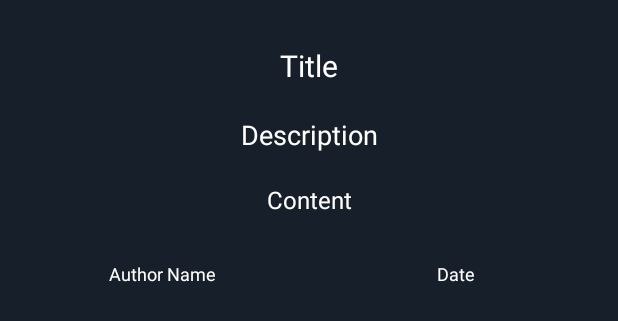
After one commit to kayamustafa33/BusinessLife, an Android app: the layout activity_show_news.xml on its own in the app's theme, with its tools: preview values and no code run, on a phone screen of 412 x 824 dp. The commit adds this screen. Shown: the top 321 px of the screen. Run offline under Robolectric (Android 15) with nearby library versions, the phone set to English and light mode, and no system bars; network calls fail.

Commit message:
Added new activity for showing news

```diff
--- a/app/src/main/AndroidManifest.xml
+++ b/app/src/main/AndroidManifest.xml
@@ -2,7 +2,7 @@
 <manifest xmlns:android="http://schemas.android.com/apk/res/android"
     xmlns:tools="http://schemas.android.com/tools">
 
-    <uses-permission android:name="android.permission.INTERNET"/>
+    <uses-permission android:name="android.permission.INTERNET" />
 
     <application
         android:allowBackup="true"
@@ -15,6 +15,9 @@
         android:theme="@style/Theme.BusinessLife"
         tools:targetApi="31">
         <activity
+            android:name=".view.ShowNewsActivity"
+            android:exported="false" />
+        <activity
             android:name=".view.MainActivity"
             android:exported="true">
             <intent-filter>
--- a/app/src/main/java/com/mobile/businesslife/fragments/CryptoFragment.kt
+++ b/app/src/main/java/com/mobile/businesslife/fragments/main/CryptoFragment.kt
@@ -1,4 +1,4 @@
-package com.mobile.businesslife.fragments
+package com.mobile.businesslife.fragments.main
 
 import android.os.Bundle
 import androidx.fragment.app.Fragment
@@ -6,7 +6,6 @@ import android.view.LayoutInflater
 import android.view.View
 import android.view.ViewGroup
 import androidx.recyclerview.widget.GridLayoutManager
-import com.mobile.businesslife.R
 import com.mobile.businesslife.adapter.cryptoAdapter.CryptoAdapter
 import com.mobile.businesslife.databinding.FragmentCryptoBinding
 import com.mobile.businesslife.model.crypto.CryptoModelItem
--- a/app/src/main/java/com/mobile/businesslife/fragments/EverythingFragment.kt
+++ b/app/src/main/java/com/mobile/businesslife/fragments/main/EverythingFragment.kt
@@ -1,4 +1,4 @@
-package com.mobile.businesslife.fragments
+package com.mobile.businesslife.fragments.main
 
 import android.os.Bundle
 import androidx.fragment.app.Fragment
--- a/app/src/main/java/com/mobile/businesslife/fragments/TopHeadlinesFragment.kt
+++ b/app/src/main/java/com/mobile/businesslife/fragments/main/TopHeadlinesFragment.kt
@@ -1,4 +1,4 @@
-package com.mobile.businesslife.fragments
+package com.mobile.businesslife.fragments.main
 
 import android.os.Bundle
 import androidx.fragment.app.Fragment
--- a/app/src/main/java/com/mobile/businesslife/view/MainActivity.kt
+++ b/app/src/main/java/com/mobile/businesslife/view/MainActivity.kt
@@ -5,9 +5,9 @@ import android.os.Bundle
 import androidx.fragment.app.Fragment
 import com.mobile.businesslife.R
 import com.mobile.businesslife.databinding.ActivityMainBinding
-import com.mobile.businesslife.fragments.CryptoFragment
-import com.mobile.businesslife.fragments.EverythingFragment
-import com.mobile.businesslife.fragments.TopHeadlinesFragment
+import com.mobile.businesslife.fragments.main.CryptoFragment
+import com.mobile.businesslife.fragments.main.EverythingFragment
+import com.mobile.businesslife.fragments.main.TopHeadlinesFragment
 
 class MainActivity : AppCompatActivity() {
 
--- /dev/null
+++ b/app/src/main/res/layout/activity_show_news.xml
@@ -0,0 +1,81 @@
+<?xml version="1.0" encoding="utf-8"?>
+<LinearLayout
+    android:orientation="vertical"
+    xmlns:android="http://schemas.android.com/apk/res/android"
+    xmlns:tools="http://schemas.android.com/tools"
+    android:layout_width="match_parent"
+    android:layout_height="match_parent"
+    android:background="@color/darkBlack"
+    tools:context=".view.ShowNewsActivity">
+
+    <ImageView
+        android:id="@+id/showNewsImage"
+        android:layout_width="match_parent"
+        android:layout_height="wrap_content"
+        android:layout_marginTop="20dp"/>
+
+    <TextView
+        android:id="@+id/showTitleText"
+        android:layout_width="match_parent"
+        android:layout_height="wrap_content"
+        android:text="Title"
+        android:gravity="center_horizontal"
+        android:layout_margin="10dp"
+        android:textColor="@color/white"
+        android:textSize="20sp"/>
+
+    <TextView
+        android:id="@+id/showDescriptionText"
+        android:layout_width="match_parent"
+        android:layout_height="wrap_content"
+        android:text="Description"
+        android:gravity="center_horizontal"
+        android:layout_margin="10dp"
+        android:textColor="@color/white"
+        android:textSize="18sp"/>
+
+    <TextView
+        android:id="@+id/showContentText"
+        android:layout_width="match_parent"
+        android:layout_height="wrap_content"
+        android:text="Content"
+        android:gravity="center_horizontal"
+        android:layout_margin="10dp"
+        android:textColor="@color/white"
+        android:textSize="16sp"/>
+
+    <LinearLayout
+        android:layout_width="match_parent"
+        android:layout_height="wrap_content"
+        android:orientation="horizontal"
+        android:layout_marginEnd="10dp"
+        android:layout_marginStart="10dp"
+        android:layout_marginTop="10dp">
+
+        <TextView
+            android:id="@+id/showAuthorNameText"
+            android:layout_width="match_parent"
+            android:layout_height="wrap_content"
+            android:text="Author Name"
+            android:gravity="center_horizontal"
+            android:layout_margin="10dp"
+            android:textColor="@color/white"
+            android:layout_weight="1"
+            android:textSize="12sp"/>
+
+        <TextView
+            android:id="@+id/showDateText"
+            android:layout_width="match_parent"
+            android:layout_height="wrap_content"
+            android:text="Date"
+            android:gravity="center_horizontal"
+            android:layout_margin="10dp"
+            android:layout_weight="1"
+            android:textColor="@color/white"
+            android:textSize="12sp"/>
+    </LinearLayout>
+
+
+
+
+</LinearLayout>
--- a/app/src/main/res/layout/fragment_crypto.xml
+++ b/app/src/main/res/layout/fragment_crypto.xml
@@ -6,7 +6,7 @@
     android:layout_width="match_parent"
     android:layout_height="match_parent"
     android:background="#17202A"
-    tools:context=".fragments.CryptoFragment">
+    tools:context=".fragments.main.CryptoFragment">
 
    <androidx.recyclerview.widget.RecyclerView
        android:id="@+id/cryptoRV"
--- a/app/src/main/res/layout/fragment_everything.xml
+++ b/app/src/main/res/layout/fragment_everything.xml
@@ -6,7 +6,7 @@
     android:layout_width="match_parent"
     android:background="#17202A"
     android:layout_height="match_parent"
-    tools:context=".fragments.EverythingFragment">
+    tools:context=".fragments.main.EverythingFragment">
 
     <androidx.recyclerview.widget.RecyclerView
         android:id="@+id/everythingRV"
--- a/app/src/main/res/layout/fragment_top_headlines.xml
+++ b/app/src/main/res/layout/fragment_top_headlines.xml
@@ -5,7 +5,7 @@
     android:layout_width="match_parent"
     android:layout_height="match_parent"
     android:background="#17202A"
-    tools:context=".fragments.TopHeadlinesFragment"
+    tools:context=".fragments.main.TopHeadlinesFragment"
     android:orientation="horizontal">
 
     <androidx.recyclerview.widget.RecyclerView
```
Also changed, not shown: app/src/main/java/com/mobile/businesslife/adapter/cryptoAdapter/CryptoAdapter.kt (+7 -0 lines), app/src/main/java/com/mobile/businesslife/adapter/newsAdapter/EverythingAdapter.kt (+12 -1 lines), app/src/main/java/com/mobile/businesslife/fragments/showCrypto/ShowCryptoFragment.kt (added, +21 -0 lines), app/src/main/java/com/mobile/businesslife/view/ShowNewsActivity.kt (added, +62 -0 lines), app/src/main/res/layout/fragment_show_crypto.xml (added, +14 -0 lines).
